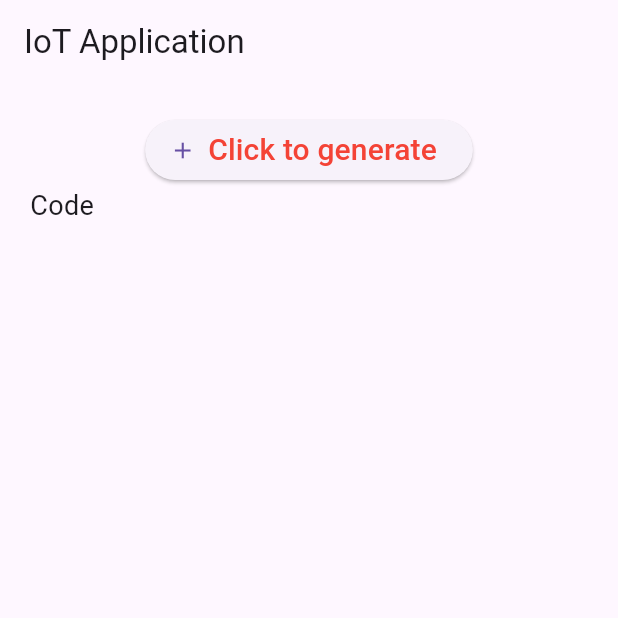
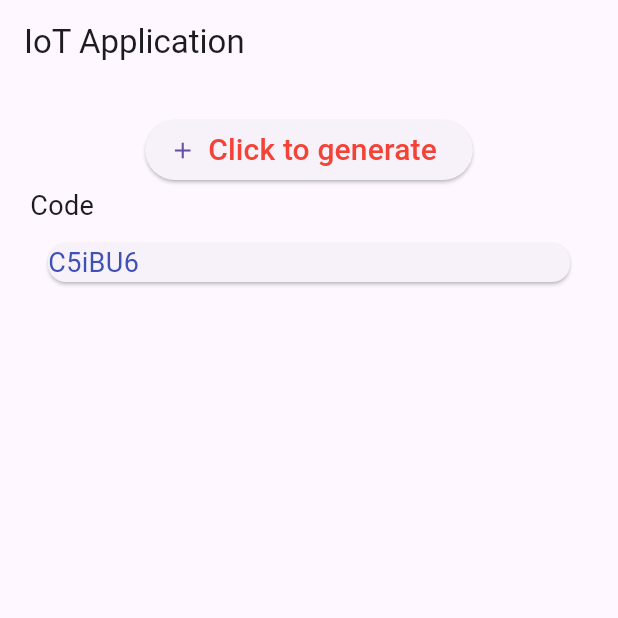
Before and after one commit to 2440057-Nguyen-Nhat-Anh/IoT-App, a Flutter app: the screen it shows after launch, after a tap on "Click to generate", on a phone screen of 412 x 824 dp, the top half of it. Run offline on Flutter 3.47's test engine with Material 3 defaults, Android fonts, the phone set to English and light mode, and no system bars.

```diff
--- a/lib/main.dart
+++ b/lib/main.dart
@@ -53,19 +53,31 @@ class MyAppState extends State<MyApp> {
                   icon: Icon(Icons.add),
                   label: Text(
                     'Click to generate',
-                    style: TextStyle(
-                      fontSize: 20,
-                      color: Colors.red
-                    ),
+                    style: TextStyle(fontSize: 20, color: Colors.red),
                   ),
                 ),
               ),
               if (code.isNotEmpty)
-              const Align(
-                alignment: Alignment.centerLeft,
-                child: Text(
-                  'Code',
-                  style: TextStyle(fontSize: 18),
+                const Align(
+                  alignment: Alignment.centerLeft,
+                  child: Text('Code', style: TextStyle(fontSize: 18)),
+                ),
+              Expanded(
+                child: ListView.builder(
+                  itemCount: code.length,
+                  itemBuilder: (context, index) {
+                    return Card(
+                      margin: EdgeInsets.all(12),
+                      child: Row(
+                        children: [
+                          Expanded(child: Text(
+                            code[index],
+                            style: TextStyle(fontSize: 18, color: Colors.indigo),
+                          ))
+                        ],
+                      ),
+                    );
+                  },
                 ),
               ),
             ],
```
